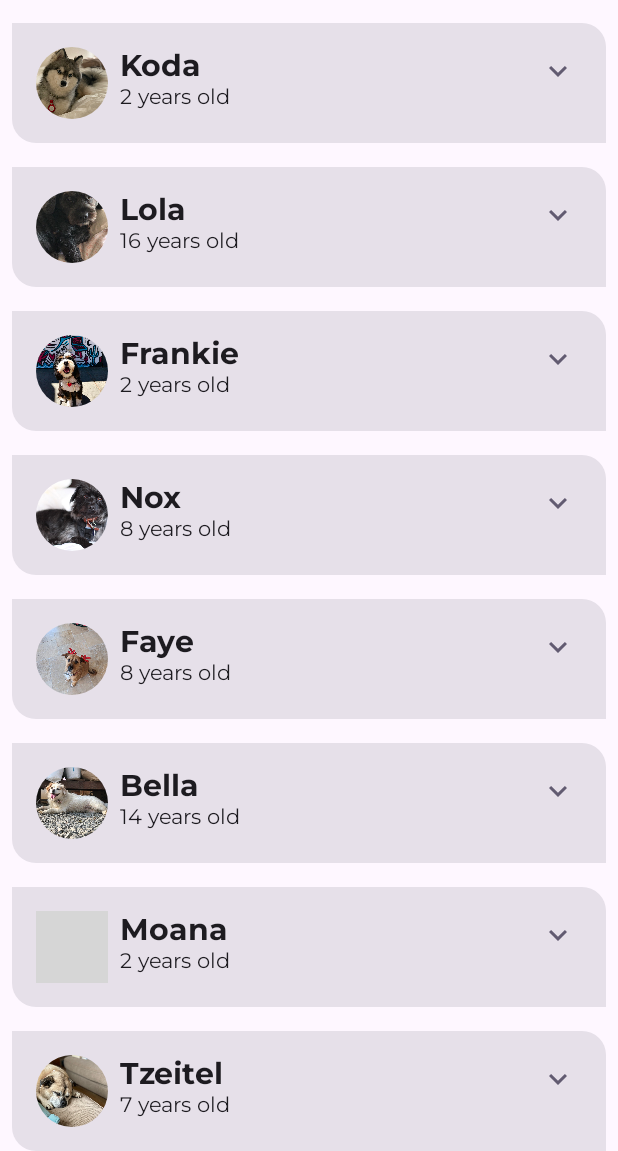
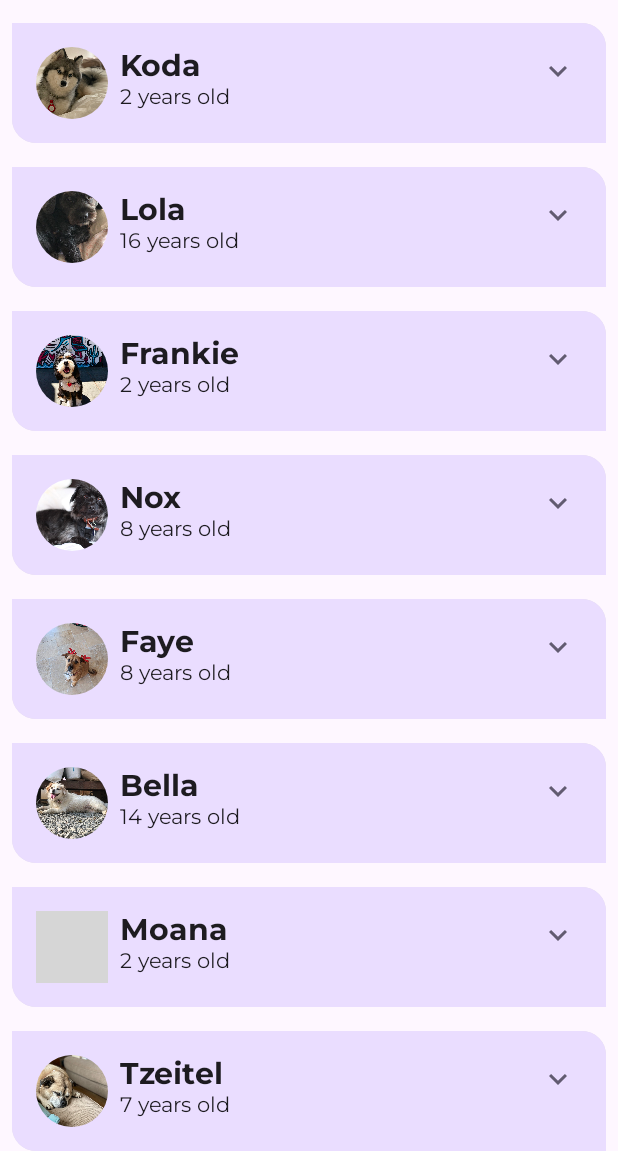
Before and after one commit to CheoR/woof, an Android app built with Jetpack Compose: the screen it shows after launch (MainActivity), on a phone screen of 412 x 824 dp, the part 85-1236 px from its top. Run offline under Robolectric (Android 15) with nearby library versions, the phone set to English and light mode, and no system bars; grey boxes are pictures that could not be loaded.

Commit message:
build: AnimateColorAsState -  animate*AsState functions are one of the simplest animation APIs in Compose for animating a single value

```diff
--- a/app/src/main/java/com/example/woof/MainActivity.kt
+++ b/app/src/main/java/com/example/woof/MainActivity.kt
@@ -7,10 +7,12 @@ import androidx.activity.ComponentActivity
 import androidx.activity.compose.setContent
 import androidx.annotation.DrawableRes
 import androidx.annotation.StringRes
+import androidx.compose.animation.animateColorAsState
 import androidx.compose.animation.animateContentSize
 import androidx.compose.animation.core.Spring
 import androidx.compose.animation.core.spring
 import androidx.compose.foundation.Image
+import androidx.compose.foundation.background
 import androidx.compose.foundation.layout.Column
 import androidx.compose.foundation.layout.Row
 import androidx.compose.foundation.layout.fillMaxSize
@@ -201,6 +203,11 @@ fun DogItem(
     modifier: Modifier = Modifier
 ) {
     var expanded by remember { mutableStateOf(false) }
+    val color by animateColorAsState(
+            targetValue =
+                if (expanded) MaterialTheme.colorScheme.tertiaryContainer
+                else MaterialTheme.colorScheme.primaryContainer,
+        )
 
     // Card uses medium shape by default,
     // no need to explicitly set it to the medium shape
@@ -215,8 +222,9 @@ fun DogItem(
                         dampingRatio = Spring.DampingRatioLowBouncy,
                         stiffness = Spring.StiffnessMedium ,
                     )
+                )
+                .background(color = color)
 
-                )
         ) {
             Row(
                 modifier = Modifier
```
